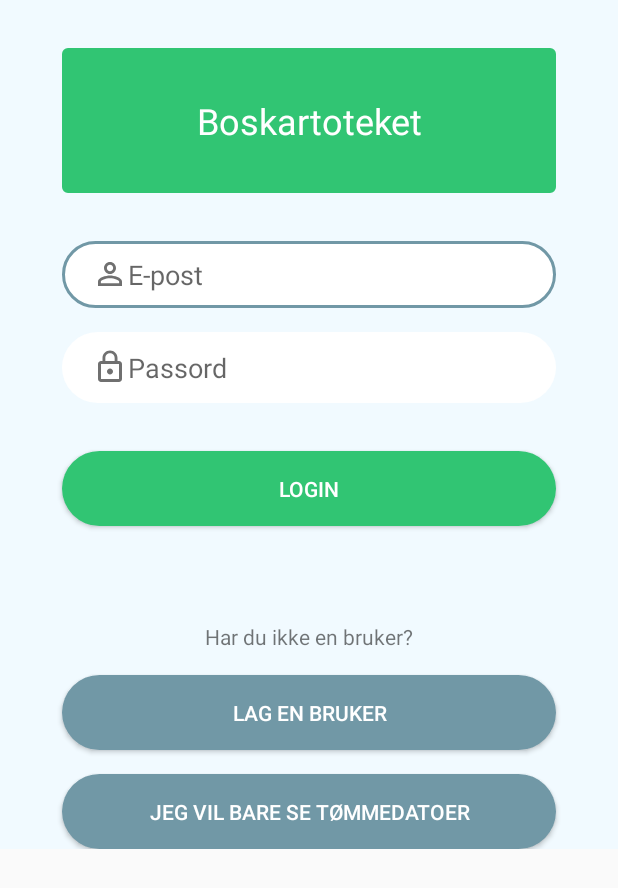
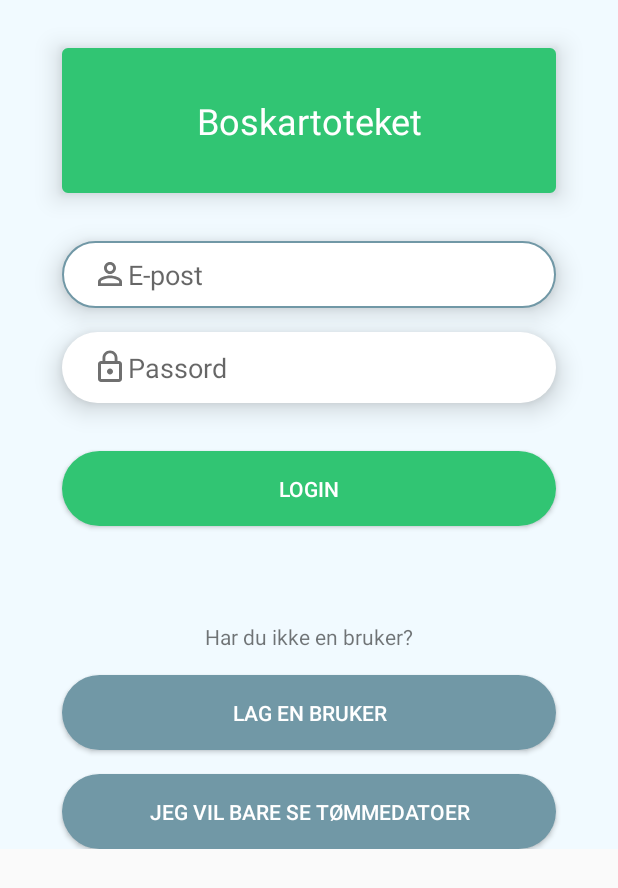
Before and after one commit to SimWer/Obligatorisk-6120-Mobile-Enheter, an Android app: the screen it shows after launch (MainActivity), on a phone screen of 412 x 824 dp. Shown: the top 888 px of the screen. Run offline under Robolectric (Android 15) with nearby library versions, the phone set to English and light mode, and no system bars.

Commit message:
Minor changes

```diff
--- a/app/src/main/AndroidManifest.xml
+++ b/app/src/main/AndroidManifest.xml
@@ -4,7 +4,7 @@
 
     <application
         android:allowBackup="true"
-        android:icon="@mipmap/ic_launcher"
+        android:icon="@mipmap/launcher_garbage"
         android:label="@string/app_name"
         android:roundIcon="@mipmap/ic_launcher_round"
         android:supportsRtl="true"
--- /dev/null
+++ b/app/src/main/res/drawable/ic_delete_black_24dp.xml
@@ -0,0 +1,5 @@
+<vector android:height="24dp" android:tint="#F9FFED"
+    android:viewportHeight="24.0" android:viewportWidth="24.0"
+    android:width="24dp" xmlns:android="http://schemas.android.com/apk/res/android">
+    <path android:fillColor="#FF000000" android:pathData="M6,19c0,1.1 0.9,2 2,2h8c1.1,0 2,-0.9 2,-2V7H6v12zM19,4h-3.5l-1,-1h-5l-1,1H5v2h14V4z"/>
+</vector>
--- a/app/src/main/res/drawable/rounded_input.xml
+++ b/app/src/main/res/drawable/rounded_input.xml
@@ -8,7 +8,7 @@
                 />
 
             <stroke
-                android:width="2dp"
+                android:width="1dp"
                 android:color="@color/button_secondary"
                 />
 
--- a/app/src/main/res/layout/activity_main.xml
+++ b/app/src/main/res/layout/activity_main.xml
@@ -25,6 +25,7 @@
             android:ems="10"
             android:hint="@string/username_hint"
             android:inputType="textEmailAddress"
+            android:elevation="@dimen/elevation_value"
             app:layout_constraintEnd_toEndOf="parent"
             app:layout_constraintStart_toStartOf="parent"
             app:layout_constraintTop_toBottomOf="@+id/title_text" />
@@ -39,6 +40,7 @@
             android:background="@drawable/rounded_button_green"
             android:text="@string/login_button_text"
             android:textColor="#fff"
+            android:elevation="@dimen/elevation_value"
             app:layout_constraintEnd_toEndOf="parent"
             app:layout_constraintStart_toStartOf="parent"
             app:layout_constraintTop_toBottomOf="@+id/password_input" />
@@ -55,6 +57,7 @@
             android:drawableStart="@drawable/ic_lock_outline_black_24dp"
             android:ems="10"
             android:hint="@string/password_hint"
+            android:elevation="@dimen/elevation_value"
             android:inputType="textPassword"
             app:layout_constraintEnd_toEndOf="parent"
             app:layout_constraintStart_toStartOf="parent"
@@ -72,6 +75,7 @@
             android:textAlignment="center"
             android:textColor="@color/white"
             android:textSize="@dimen/text_title_size"
+            android:elevation="@dimen/elevation_value"
             app:layout_constraintCircleRadius="@dimen/boxWidth"
             app:layout_constraintEnd_toEndOf="parent"
             app:layout_constraintStart_toStartOf="parent"
@@ -99,6 +103,7 @@
             android:background="@drawable/rounded_button_secondary"
             android:text="@string/make_user"
             android:textColor="@color/white"
+            android:elevation="@dimen/elevation_value"
             app:layout_constraintEnd_toEndOf="parent"
             app:layout_constraintStart_toStartOf="parent"
             app:layout_constraintTop_toBottomOf="@+id/question_label" />
@@ -113,6 +118,7 @@
             android:background="@drawable/rounded_button_secondary"
             android:text="@string/only_show_dates"
             android:textColor="@color/white"
+            android:elevation="@dimen/elevation_value"
             app:layout_constraintEnd_toEndOf="parent"
             app:layout_constraintStart_toStartOf="parent"
             app:layout_constraintTop_toBottomOf="@+id/make_user_button" />
--- /dev/null
+++ b/app/src/main/res/mipmap-anydpi-v26/launcher_garbage.xml
@@ -0,0 +1,5 @@
+<?xml version="1.0" encoding="utf-8"?>
+<adaptive-icon xmlns:android="http://schemas.android.com/apk/res/android">
+    <background android:drawable="@color/launcher_garbage_background"/>
+    <foreground android:drawable="@drawable/launcher_garbage_foreground"/>
+</adaptive-icon>
--- /dev/null
+++ b/app/src/main/res/mipmap-anydpi-v26/launcher_garbage_round.xml
@@ -0,0 +1,5 @@
+<?xml version="1.0" encoding="utf-8"?>
+<adaptive-icon xmlns:android="http://schemas.android.com/apk/res/android">
+    <background android:drawable="@color/launcher_garbage_background"/>
+    <foreground android:drawable="@drawable/launcher_garbage_foreground"/>
+</adaptive-icon>
--- a/app/src/main/res/values/dimens.xml
+++ b/app/src/main/res/values/dimens.xml
@@ -3,4 +3,5 @@
     <dimen name="button_height">50dp</dimen>
     <dimen name="boxWidth">329dp</dimen>
     <dimen name="text_title_size">24sp</dimen>
+    <dimen name="elevation_value">10dp</dimen>
 </resources>
--- /dev/null
+++ b/app/src/main/res/values/launcher_garbage_background.xml
@@ -0,0 +1,4 @@
+<?xml version="1.0" encoding="utf-8"?>
+<resources>
+    <color name="launcher_garbage_background">#31C573</color>
+</resources>
```
Also changed, not shown: app/src/main/res/drawable/launcher_garbage_foreground.xml (added, +13 -0 lines), app/src/main/launcher_garbage-web.png (added), app/src/main/res/mipmap-hdpi/launcher_garbage.png (added), app/src/main/res/mipmap-hdpi/launcher_garbage_round.png (added), app/src/main/res/mipmap-mdpi/launcher_garbage.png (added), app/src/main/res/mipmap-mdpi/launcher_garbage_round.png (added), app/src/main/res/mipmap-xhdpi/launcher_garbage.png (added), app/src/main/res/mipmap-xhdpi/launcher_garbage_round.png (added), app/src/main/res/mipmap-xxhdpi/launcher_garbage.png (added), app/src/main/res/mipmap-xxhdpi/launcher_garbage_round.png (added), app/src/main/res/mipmap-xxxhdpi/launcher_garbage.png (added), app/src/main/res/mipmap-xxxhdpi/launcher_garbage_round.png (added).
